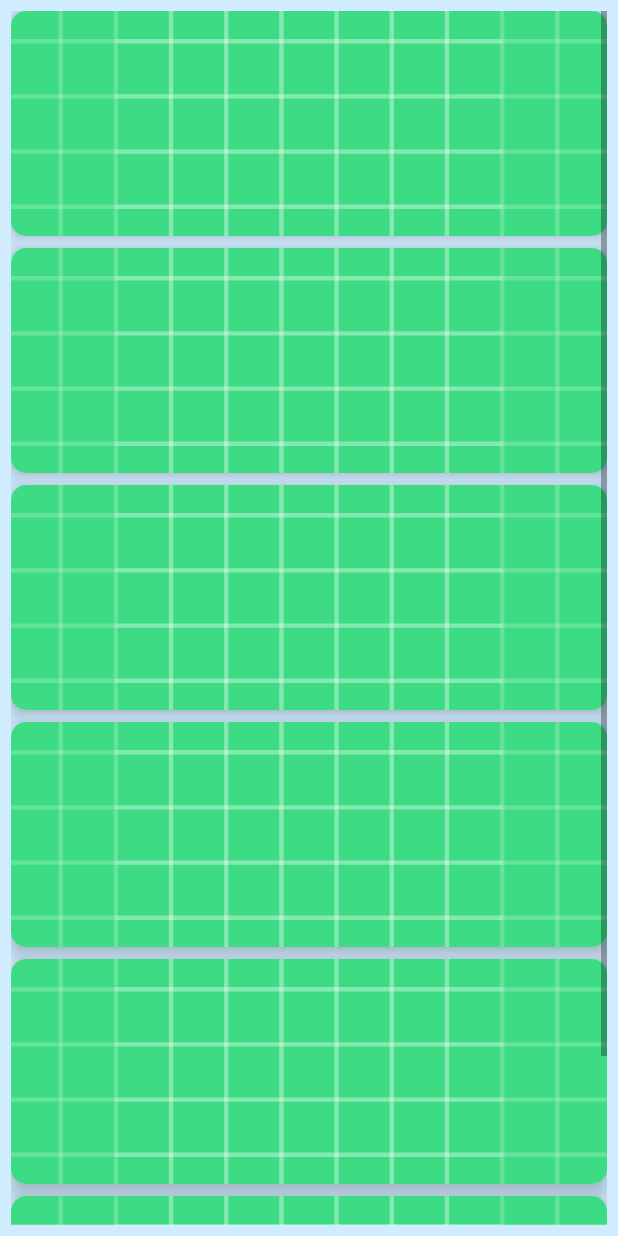
After one commit to Midstart/Midstart_repo, an Android app: the CardNewsActivity screen opened directly, with no data from a screen before it, on a phone screen of 412 x 824 dp. The commit adds this screen. Run offline under Robolectric (Android 15) with nearby library versions, the phone set to English and light mode, and no system bars.

Commit message:
카드 뉴스

```diff
--- a/app/build.gradle
+++ b/app/build.gradle
@@ -29,6 +29,7 @@ android {
     }
 }
 
+
 dependencies {
 
     implementation 'androidx.appcompat:appcompat:1.3.1'
@@ -39,4 +40,7 @@ dependencies {
     testImplementation 'junit:junit:4.+'
     androidTestImplementation 'androidx.test.ext:junit:1.1.3'
     androidTestImplementation 'androidx.test.espresso:espresso-core:3.4.0'
+
+    //implementation 'com.github.denzcoskun:ImageSlideshow:0.1.0' // image slider
+    implementation 'com.github.smarteist:autoimageslider:1.4.0'
 }
--- a/app/src/main/AndroidManifest.xml
+++ b/app/src/main/AndroidManifest.xml
@@ -9,6 +9,8 @@
         android:roundIcon="@mipmap/ic_launcher_round"
         android:supportsRtl="true"
         android:theme="@style/Theme.Midstart">
+        <activity android:name=".CardNews1"></activity>
+        <activity android:name=".CardNewsActivity" />
         <activity android:name=".LoginActivity">
             <intent-filter>
                 <action android:name="android.intent.action.MAIN" />
@@ -17,9 +19,7 @@
             </intent-filter>
         </activity>
         <activity android:name=".RegisterActivity" />
-        <activity android:name=".MainActivity">
-
-        </activity>
+        <activity android:name=".MainActivity" />
     </application>
 
 </manifest>
--- /dev/null
+++ b/app/src/main/java/com/example/midstart/CardNewsActivity.java
@@ -0,0 +1,28 @@
+package com.example.midstart;
+
+import androidx.appcompat.app.AppCompatActivity;
+
+import android.content.Intent;
+import android.os.Bundle;
+import android.view.View;
+import android.widget.ImageView;
+
+public class CardNewsActivity extends AppCompatActivity {
+
+    ImageView cardnews1;
+
+    @Override
+    protected void onCreate(Bundle savedInstanceState) {
+        super.onCreate(savedInstanceState);
+        setContentView(R.layout.activity_card_news);
+
+        cardnews1 = (ImageView) findViewById(R.id.news1);
+        cardnews1.setOnClickListener(new View.OnClickListener() {
+            @Override
+            public void onClick(View v) {
+                Intent intent = new Intent(getApplicationContext(), CardNews1.class);
+                startActivity(intent);
+            }
+        });
+    }
+}
--- /dev/null
+++ b/app/src/main/res/layout/activity_card_news.xml
@@ -0,0 +1,147 @@
+<?xml version="1.0" encoding="utf-8"?>
+<androidx.constraintlayout.widget.ConstraintLayout xmlns:android="http://schemas.android.com/apk/res/android"
+    xmlns:app="http://schemas.android.com/apk/res-auto"
+    xmlns:tools="http://schemas.android.com/tools"
+    android:layout_width="match_parent"
+    android:layout_height="match_parent"
+    android:padding="7dp"
+    android:background="#D1EBFF"
+    tools:context=".CardNewsActivity">
+
+    <ScrollView
+        android:layout_width="match_parent"
+        android:layout_height="match_parent">
+        <androidx.constraintlayout.widget.ConstraintLayout
+            android:layout_width="match_parent"
+            android:layout_height="match_parent">
+            <androidx.cardview.widget.CardView
+                android:id="@+id/cardView1"
+                android:layout_width="match_parent"
+                android:layout_height="wrap_content"
+                app:cardCornerRadius="10dp"
+                app:cardElevation="8dp"
+                app:layout_constraintEnd_toEndOf="parent"
+                app:layout_constraintStart_toStartOf="parent"
+                app:layout_constraintTop_toTopOf="parent">
+
+                <ImageView
+                    android:id="@+id/news1"
+                    android:layout_width="match_parent"
+                    android:layout_height="150dp"
+                    android:scaleType="centerCrop"
+                    android:src="@drawable/ic_launcher_background"></ImageView>
+
+            </androidx.cardview.widget.CardView>
+
+            <androidx.cardview.widget.CardView
+                android:id="@+id/cardView2"
+                android:layout_width="match_parent"
+                android:layout_height="wrap_content"
+                android:layout_marginTop="8dp"
+                app:cardCornerRadius="10dp"
+                app:cardElevation="8dp"
+                app:layout_constraintEnd_toEndOf="parent"
+                app:layout_constraintStart_toStartOf="parent"
+                app:layout_constraintTop_toBottomOf="@+id/cardView1">
+
+                <ImageView
+                    android:id="@+id/news2"
+                    android:layout_width="match_parent"
+                    android:layout_height="150dp"
+                    android:scaleType="centerCrop"
+                    android:src="@drawable/ic_launcher_background"></ImageView>
+
+            </androidx.cardview.widget.CardView>
+
+            <androidx.cardview.widget.CardView
+                android:id="@+id/cardView3"
+                android:layout_width="match_parent"
+                android:layout_height="wrap_content"
+                android:layout_marginTop="8dp"
+                app:cardCornerRadius="10dp"
+                app:cardElevation="8dp"
+                app:layout_constraintEnd_toEndOf="parent"
+                app:layout_constraintStart_toStartOf="parent"
+                app:layout_constraintTop_toBottomOf="@+id/cardView2">
+
+                <ImageView
+                    android:id="@+id/news3"
+                    android:layout_width="match_parent"
+                    android:layout_height="150dp"
+                    android:scaleType="centerCrop"
+                    android:src="@drawable/ic_launcher_background"></ImageView>
+
+            </androidx.cardview.widget.CardView>
+
+            <androidx.cardview.widget.CardView
+                android:id="@+id/cardView4"
+                android:layout_width="match_parent"
+                android:layout_height="wrap_content"
+                android:layout_marginTop="8dp"
+                app:cardCornerRadius="10dp"
+                app:cardElevation="8dp"
+                app:layout_constraintEnd_toEndOf="parent"
+                app:layout_constraintStart_toStartOf="parent"
+                app:layout_constraintTop_toBottomOf="@+id/cardView3">
+
+                <ImageView
+                    android:id="@+id/news4"
+                    android:layout_width="match_parent"
+                    android:layout_height="150dp"
+                    android:scaleType="centerCrop"
+                    android:src="@drawable/ic_launcher_background"></ImageView>
+
+            </androidx.cardview.widget.CardView>
+
+            <androidx.cardview.widget.CardView
+                android:id="@+id/cardView5"
+                android:layout_width="match_parent"
+                android:layout_height="wrap_content"
+                android:layout_marginTop="8dp"
+                app:cardCornerRadius="10dp"
+                app:cardElevation="8dp"
+                app:layout_constraintEnd_toEndOf="parent"
+                app:layout_constraintStart_toStartOf="parent"
+                app:layout_constraintTop_toBottomOf="@+id/cardView4">
+
+                <ImageView
+                    android:id="@+id/news5"
+                    android:layout_width="match_parent"
+                    android:layout_height="150dp"
+                    android:scaleType="centerCrop"
+                    android:src="@drawable/ic_launcher_background"></ImageView>
+
+            </androidx.cardview.widget.CardView>
+
+            <androidx.cardview.widget.CardView
+                android:id="@+id/cardView6"
+                android:layout_width="match_parent"
+                android:layout_height="wrap_content"
+                android:layout_marginTop="8dp"
+                app:cardCornerRadius="10dp"
+                app:cardElevation="8dp"
+                app:layout_constraintEnd_toEndOf="parent"
+                app:layout_constraintStart_toStartOf="parent"
+                app:layout_constraintTop_toBottomOf="@+id/cardView5">
+
+                <ImageView
+                    android:id="@+id/news6"
+                    android:layout_width="match_parent"
+                    android:layout_height="150dp"
+                    android:scaleType="centerCrop"
+                    android:src="@drawable/ic_launcher_background"></ImageView>
+
+            </androidx.cardview.widget.CardView>
+
+        </androidx.constraintlayout.widget.ConstraintLayout>
+
+    </ScrollView>
+
+
+
+
+
+
+
+
+</androidx.constraintlayout.widget.ConstraintLayout>
--- a/build.gradle
+++ b/build.gradle
@@ -18,6 +18,7 @@ allprojects {
         google()
         mavenCentral()
         jcenter() // Warning: this repository is going to shut down soon
+        maven { url 'https://jitpack.io' }
     }
 }
 
```
Also changed, not shown: app/src/main/java/com/example/midstart/CardNews1.java (added, +39 -0 lines), app/src/main/java/com/example/midstart/MainActivity.java (+15 -0 lines), app/src/main/java/com/example/midstart/SliderAdapter.java (added, +42 -0 lines), app/src/main/res/layout/activity_card_news1.xml (added, +35 -0 lines), app/src/main/res/layout/activity_main.xml (+9 -0 lines), app/src/main/res/layout/slider1_item.xml (added, +16 -0 lines), app/src/main/res/drawable/news1_1.png (added), app/src/main/res/drawable/news1_2.png (added), app/src/main/res/drawable/news1_3.png (added), app/src/main/res/drawable/news1_4.png (added), app/src/main/res/drawable/news1_5.png (added), app/src/main/res/drawable/news1_6.png (added), app/src/main/res/drawable/news1_7.png (added), app/src/main/res/drawable/news1_8.png (added).
